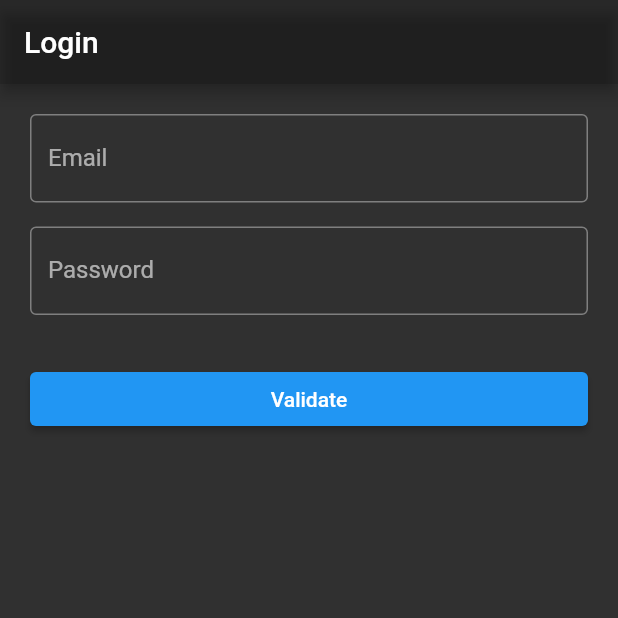
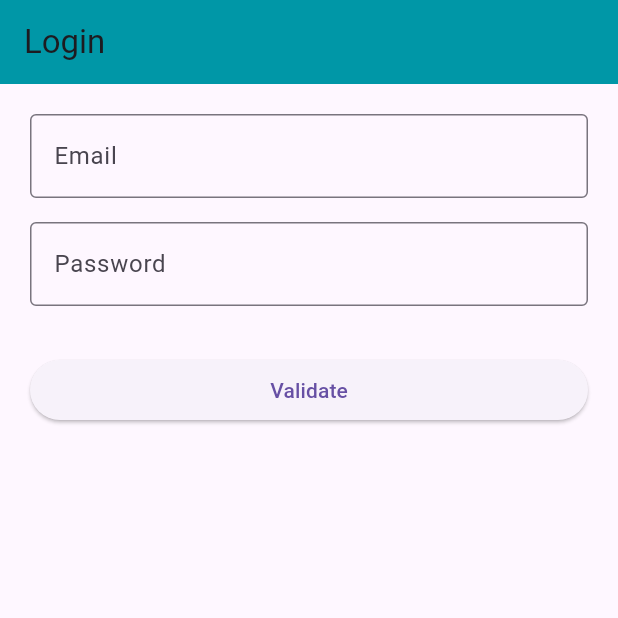
Before and after one commit to lgeromegnace/test-flutter-weather-forcast, a Flutter app: the screen it shows after launch, on a phone screen of 412 x 824 dp, the top half of it. Run offline on Flutter 3.47's test engine with Material 2 defaults, Android fonts, the phone set to English and light mode, and no system bars; our stand-ins replace email_validator; accounts and stored records are empty.

Commit message:
Add a few theming.

```diff
--- a/lib/features/forecast/widgets/hourly_forecast_tile.dart
+++ b/lib/features/forecast/widgets/hourly_forecast_tile.dart
@@ -29,7 +29,7 @@ class HourlyForecastGridItem extends StatelessWidget {
                       decoration: BoxDecoration(
                         gradient: RadialGradient(
                           colors: [
-                            Colors.grey[800]!,
+                            Colors.orange[100]!.withAlpha(200)!,
                             Colors.transparent,
                           ]
                         )
@@ -42,13 +42,14 @@ class HourlyForecastGridItem extends StatelessWidget {
                     Center(
                         child: Text('${forecast.temperature}°',
                           style: Theme.of(context).textTheme.headline4,
+
                         )
                     ),
                   ],
                 ),
               ),
               Text(forecast.weatherDescription,
-              style: Theme.of(context).textTheme.subtitle1,),
+              style: Theme.of(context).textTheme.subtitle2,),
             ],
           ),
         ),
--- a/lib/main.dart
+++ b/lib/main.dart
@@ -19,12 +19,23 @@ class MyApp extends StatelessWidget {
       create: (context) => Session(),
       child: MaterialApp(
         theme: ThemeData(
-          brightness: Brightness.dark,
+          canvasColor: const Color(0xFFb2ebf2),
+          cardTheme: Theme.of(context).cardTheme.copyWith(
+            color: const Color(0xFF0097a7),
+            elevation: 8,
+          ),
+          textTheme: const TextTheme(
+            headline4: TextStyle(color: Colors.white),
+            headline6: TextStyle(color: Colors.white),
+            subtitle2: TextStyle(color: Colors.white),
+          ),
+          useMaterial3: true,
+
           appBarTheme: Theme.of(context).appBarTheme.copyWith(
-            color: Colors.black12,
+            color: const Color(0xFF0097a7),
           ),
-          primaryColor: const Color(0xFF222727),
-          cardColor: Colors.black12,
+          // primaryColor: const Color(0xFF222727),
+          // cardColor: Colors.black12,
         ),
         initialRoute: '/',
         routes: {
```
Also changed, not shown: lib/features/forecast/forecast_screen.dart (+16 -6 lines).
